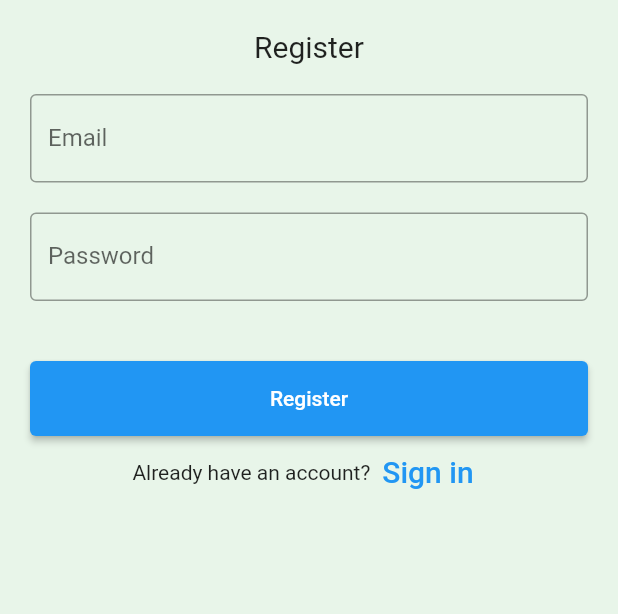
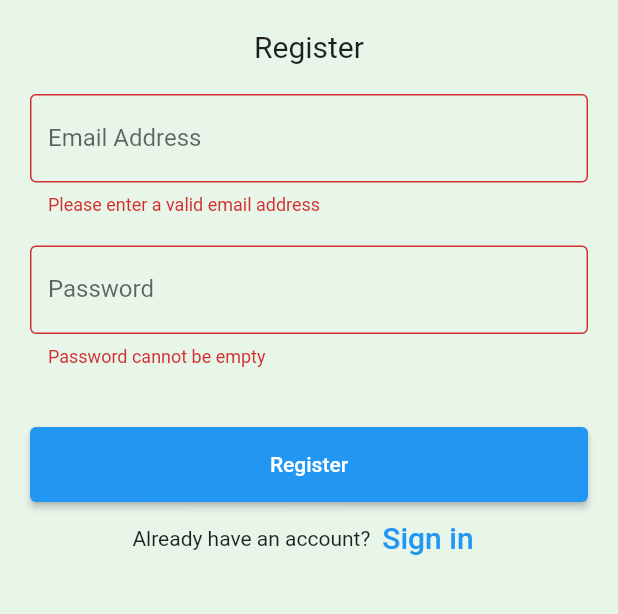
Before and after one commit to youngruiz/AdoptionHero, a Flutter app: the screen it shows after launch, after a tap on "Register", on a phone screen of 412 x 824 dp, the part 167-781 px from its top. Run offline on Flutter 3.47's test engine with Material 2 defaults, Android fonts, the phone set to English and light mode, and no system bars; our stand-ins replace cloud_firestore, firebase_auth, firebase_core, firebase_storage, image_picker; missing offline and left inert: cloud_firestore_web, firebase_auth_web, firebase_core_web, firebase_storage_web, image_picker_for_web; accounts and stored records are empty.

Commit message:
Refactored code and added basic input validation to login and register screens.

```diff
--- a/lib/screens/register.dart
+++ b/lib/screens/register.dart
@@ -3,6 +3,7 @@ import 'package:adoption_hero/screens/navigator_scaffold.dart';
 import 'package:firebase_auth/firebase_auth.dart';
 import 'package:flutter/material.dart';
 import 'package:adoption_hero/screens/login.dart';
+import 'package:flutter/services.dart';
 
 
 
@@ -14,9 +15,10 @@ class RegisterWidget extends StatefulWidget {
 }
 
 class _RegisterWidgetState extends State<RegisterWidget> {
+
+  final formKey = GlobalKey<FormState>();
   final TextEditingController _emailField = TextEditingController();
   final TextEditingController _passwordField = TextEditingController();
-
 
   @override
   void dispose(){
@@ -35,6 +37,8 @@ class _RegisterWidgetState extends State<RegisterWidget> {
       ),
       body: Padding(
           padding: const EdgeInsets.all(10),
+          child: Form(
+            key: formKey,
             child: ListView(
               children: <Widget>[
                 Container(
@@ -46,34 +50,23 @@ class _RegisterWidgetState extends State<RegisterWidget> {
                         color: Colors.green,
                         fontWeight: FontWeight.w500,
                         fontSize: 30),
-                  )),
+                  )
+                ),
                 Container(
                   alignment: Alignment.center,
                   padding: const EdgeInsets.all(10),
                   child: const Text(
                     'Register',
                     style: TextStyle(fontSize: 20),
-                  )),
+                  )
+                ),
                 Container(
                   padding: const EdgeInsets.all(10),
-                child: TextFormField(
-                  controller: _emailField,
-                  decoration: const InputDecoration(
-                    border: OutlineInputBorder(),
-                    labelText: 'Email',
-                  ),
-                ),
+                  child: emailField(),
                 ),
                 Container(
                   padding: const EdgeInsets.fromLTRB(10, 10, 10, 0),
-                child: TextFormField(
-                  obscureText: true,
-                  controller: _passwordField,
-                  decoration: const InputDecoration(
-                    border: OutlineInputBorder(),
-                    labelText: 'Password',
-                  ),
-                ),
+                  child: passwordField(),
                 ),
                 Container(
                   height: 40,
@@ -81,33 +74,13 @@ class _RegisterWidgetState extends State<RegisterWidget> {
                 Container(
                   height: 50,
                   padding: const EdgeInsets.fromLTRB(10, 0, 10, 0),
-                  child: ElevatedButton(
-                    child: const Text('Register'),
-                    onPressed: () async {
-                      bool shouldNavigate = await register();
-                      if(shouldNavigate){
-                        Navigator.of(context).pushReplacement(MaterialPageRoute(builder: (context) => const AddUser()));
-                      }
-                    },
+                  child: registerButton(),
+                ),
+                signInLink(),
+            ],
           )
         ),
-              Row(
-                mainAxisAlignment: MainAxisAlignment.center,
-                children: <Widget>[
-                  const Text('Already have an account?'),
-                  TextButton(
-                    child: const Text(
-                      'Sign in',
-                      style: TextStyle(fontSize: 20),
-                    ),
-                    onPressed: () {
-                      Navigator.of(context).pushReplacement(MaterialPageRoute(builder: (context) => const LoginWidget()));
-                    },
       )
-                ],
-              ),
-            ],
-          )),
     );
   }
 
@@ -130,4 +103,71 @@ class _RegisterWidgetState extends State<RegisterWidget> {
     return false;
   }
 
+  Widget emailField(){
+    return TextFormField(
+      controller: _emailField,
+      decoration: const InputDecoration(
+        border: OutlineInputBorder(),
+        labelText: 'Email Address',
+      ),
+      validator: (value) {
+        if(value!.isEmpty || !value.contains('@')){
+          return 'Please enter a valid email address';
+        } else {
+          return null;
         }
+      },
+    );
+  }
+
+  Widget passwordField(){
+    return TextFormField(
+      obscureText: true,
+      controller: _passwordField,
+      decoration: const InputDecoration(
+        border: OutlineInputBorder(),
+        labelText: 'Password',
+      ),
+      validator: (value) {
+        if(value!.isEmpty){
+          return 'Password cannot be empty';
+        } else {
+          return null;
+        }
+      },
+    );
+  }
+
+  Widget registerButton(){
+    return ElevatedButton(
+      child: const Text('Register'),
+      onPressed: () async {
+        if(formKey.currentState!.validate()){
+          formKey.currentState!.save();
+          bool shouldNavigate = await register();
+          if(shouldNavigate){
+            Navigator.of(context).pushReplacement(MaterialPageRoute(builder: (context) => const AddUser()));
+          }
+        }
+      },
+    );
+  }
+
+  Widget signInLink(){
+    return Row(
+      mainAxisAlignment: MainAxisAlignment.center,
+      children: <Widget>[
+        const Text('Already have an account?'),
+        TextButton(
+          child: const Text(
+            'Sign in',
+            style: TextStyle(fontSize: 20),
+          ),
+          onPressed: () {
+            Navigator.of(context).pushReplacement(MaterialPageRoute(builder: (context) => const LoginWidget()));
+          },
+        )
+      ],
+    );
+  }
+}
```
Also changed, not shown: lib/screens/login.dart (+62 -26 lines). Lines whose indentation alone changed are shown as unchanged.
